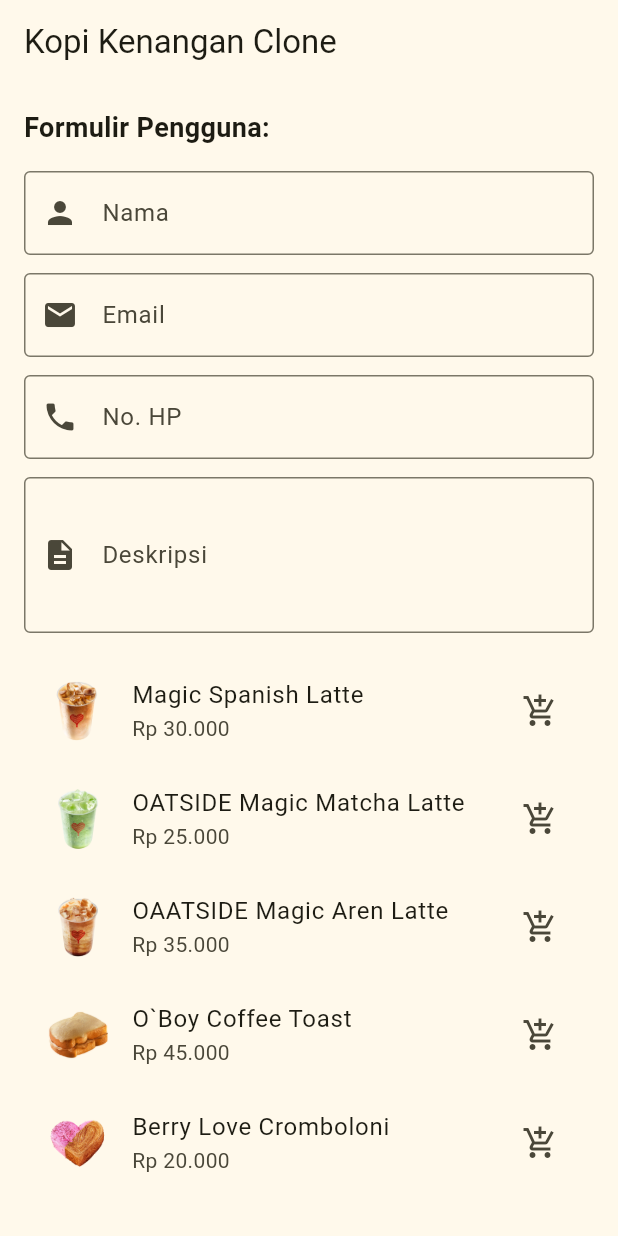
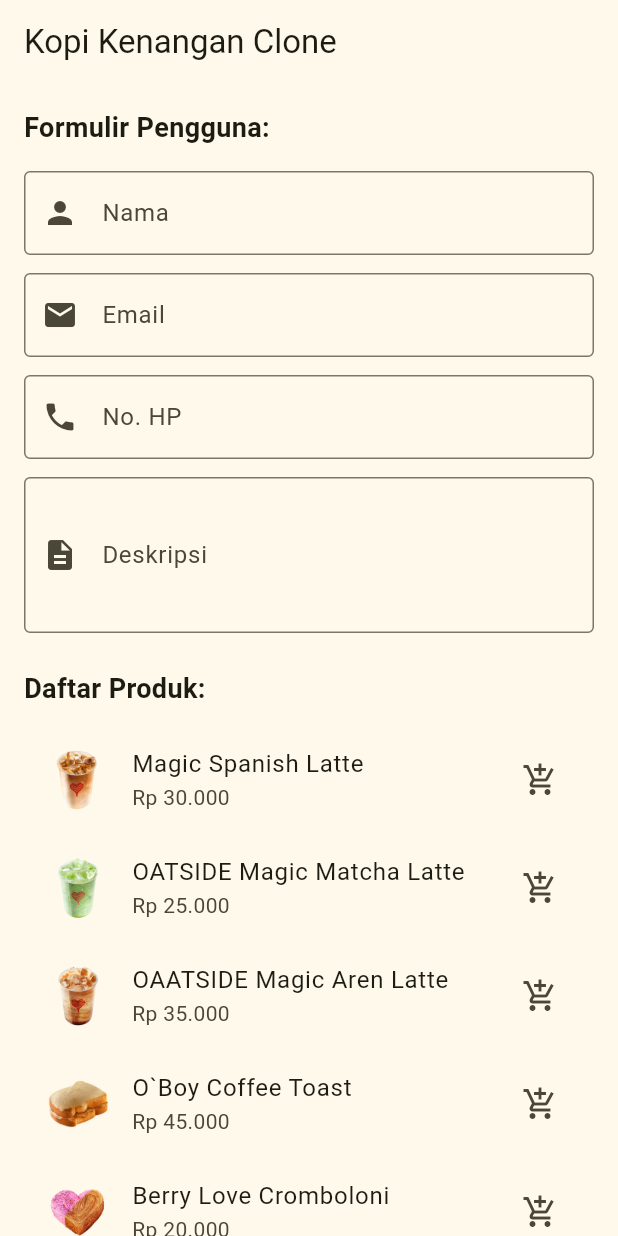
Before and after one commit to kirabian/PPKD_B3, a Flutter app: the screen it shows after launch, on a phone screen of 412 x 824 dp. Run offline on Flutter 3.47's test engine with Material 3 defaults, Android fonts, the phone set to English and light mode, and no system bars.

Commit message:
Update tugas 4

```diff
--- a/lib/tugas_4/kopi_kenangan_clone.dart
+++ b/lib/tugas_4/kopi_kenangan_clone.dart
@@ -5,24 +5,42 @@
 
   @override
   Widget build(BuildContext context) {
+    final List<Map<String, dynamic>> coffeeList = [
+      {
+        'name': 'Magic Spanish Latte',
+        'price': 'Rp 30.000',
+        'image': 'assets/images/coffees/kopi_satu.jpg',
+      },
+      {
+        'name': 'OATSIDE Magic Matcha Latte',
+        'price': 'Rp 25.000',
+        'image': 'assets/images/coffees/kopi_dua.jpg',
+      },
+      {
+        'name': 'OAATSIDE Magic Aren Latte',
+        'price': 'Rp 35.000',
+        'image': 'assets/images/coffees/kopi_tiga.jpg',
+      },
+      {
+        'name': 'O`Boy Coffee Toast',
+        'price': 'Rp 45.000',
+        'image': 'assets/images/coffees/roti_satu.jpg',
+      },
+      {
+        'name': 'Berry Love Cromboloni',
+        'price': 'Rp 20.000',
+        'image': 'assets/images/coffees/kue_satu.jpg',
+      },
+    ];
+
     return Scaffold(
       appBar: AppBar(title: Text('Kopi Kenangan Clone')),
       body: ListView(
-        children: [
-          SingleChildScrollView(
-            child: Stack(
-              children: [
-                Container(
         padding: EdgeInsets.all(16),
-                  child: Column(
-                    crossAxisAlignment: CrossAxisAlignment.start,
         children: [
           Text(
             'Formulir Pengguna:',
-                        style: TextStyle(
-                          fontSize: 18,
-                          fontWeight: FontWeight.bold,
-                        ),
+            style: TextStyle(fontSize: 18, fontWeight: FontWeight.bold),
           ),
           SizedBox(height: 16),
           TextField(
@@ -59,68 +77,25 @@
             ),
             maxLines: 3,
           ),
-                      SizedBox(height: 16),
-                      ListTile(
+          SizedBox(height: 24),
+          Text(
+            'Daftar Produk:',
+            style: TextStyle(fontSize: 18, fontWeight: FontWeight.bold),
+          ),
+          SizedBox(height: 12),
+          ...coffeeList.map((coffee) {
+            return ListTile(
               leading: Image.asset(
-                          'assets/images/coffees/kopi_satu.jpg',
+                coffee['image'],
                 width: 40,
                 height: 40,
                 fit: BoxFit.cover,
               ),
-                        title: Text('Magic Spanish Latte'),
-                        subtitle: Text('Rp 30.000'),
+              title: Text(coffee['name']),
+              subtitle: Text(coffee['price']),
               trailing: Icon(Icons.add_shopping_cart),
-                      ),
-                      ListTile(
-                        leading: Image.asset(
-                          'assets/images/coffees/kopi_dua.jpg',
-                          width: 40,
-                          height: 40,
-                          fit: BoxFit.cover,
-                        ),
-                        title: Text('OATSIDE Magic Matcha Latte'),
-                        subtitle: Text('Rp 25.000'),
-                        trailing: Icon(Icons.add_shopping_cart),
-                      ),
-                      ListTile(
-                        leading: Image.asset(
-                          'assets/images/coffees/kopi_tiga.jpg',
-                          width: 40,
-                          height: 40,
-                          fit: BoxFit.cover,
-                        ),
-                        title: Text('OAATSIDE Magic Aren Latte'),
-                        subtitle: Text('Rp 35.000'),
-                        trailing: Icon(Icons.add_shopping_cart),
-                      ),
-                      ListTile(
-                        leading: Image.asset(
-                          'assets/images/coffees/roti_satu.jpg',
-                          width: 40,
-                          height: 40,
-                          fit: BoxFit.cover,
-                        ),
-                        title: Text('O`Boy Coffee Toast'),
-                        subtitle: Text('Rp 45.000'),
-                        trailing: Icon(Icons.add_shopping_cart),
-                      ),
-                      ListTile(
-                        leading: Image.asset(
-                          'assets/images/coffees/kue_satu.jpg',
-                          width: 40,
-                          height: 40,
-                          fit: BoxFit.cover,
-                        ),
-                        title: Text('Berry Love Cromboloni'),
-                        subtitle: Text('Rp 20.000'),
-                        trailing: Icon(Icons.add_shopping_cart),
-                      ),
-                    ],
-                  ),
-                ),
-              ],
-            ),
-          ),
+            );
+          }).toList(),
         ],
       ),
     );
```
Lines whose indentation alone changed are shown as unchanged.
